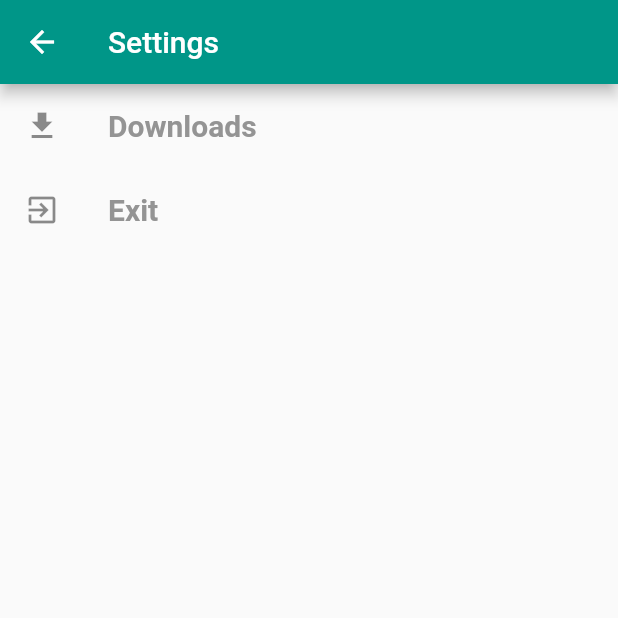
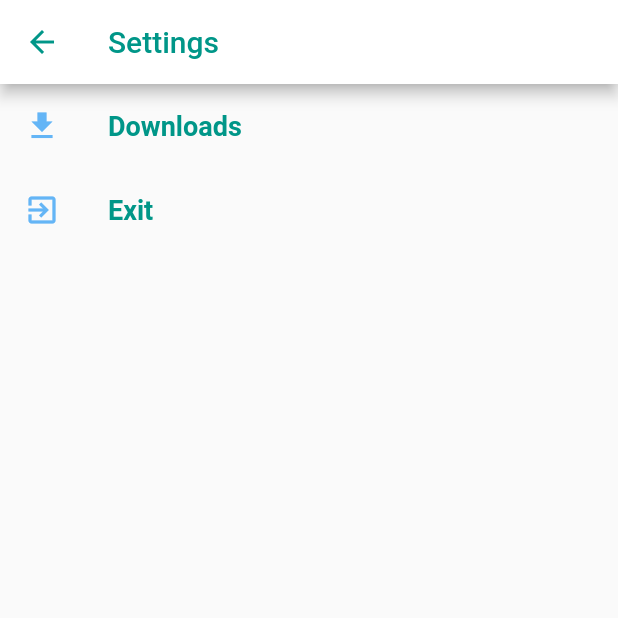
Before and after one commit to jeirf12/app-flutter, a Flutter app: the screen it shows after launch, after a tap on the "menu" icon, on a phone screen of 412 x 824 dp, the top half of it. Run offline on Flutter 3.47's test engine with Material 2 defaults, Android fonts, the phone set to English and light mode, and no system bars; our stand-ins replace gallery_saver; network calls fail.

Commit message:
new styles

```diff
--- a/lib/main.dart
+++ b/lib/main.dart
@@ -1,42 +1,30 @@
 import 'package:example_flutter/templates/home.dart';
 import 'package:flutter/material.dart';
-//TODO --> Implement connection with api youtube for list view videos
-
-String title = "Download Videos";
 
 void main() {
   runApp(const MyApp());
 }
 
 class MyApp extends StatelessWidget {
-  const MyApp({super.key, title});
+  const MyApp({super.key});
 
   // This widget is the root of your application.
   @override
   Widget build(BuildContext context) {
     return MaterialApp(
       debugShowCheckedModeBanner: false,
-      title: title,
+      title: "Download Videos",
       theme: ThemeData(
         appBarTheme: const AppBarTheme(
-          backgroundColor: Colors.teal,
-          foregroundColor: Colors.white,
+          backgroundColor: Colors.white,
+          foregroundColor: Colors.teal,
         ),
         textTheme: const TextTheme(
-          headline1: TextStyle(
+          headline3: TextStyle(
             fontSize: 18.0,
             fontWeight: FontWeight.bold,
-            color: Color(0XDD7C817D),
-          ),
-          headline2: TextStyle(
-            fontSize: 44.0,
-            fontWeight: FontWeight.w700,
-            color: Color(0XFFFFCC00),
-          ),
-          headline3: TextStyle(
-            fontSize: 20.0,
-            fontWeight: FontWeight.bold,
-            color: Color(0XFF949494),
+            // color: Color(0XFF949494),
+            color: Colors.teal,
           ),
         ),
       ),
--- a/lib/templates/home.dart
+++ b/lib/templates/home.dart
@@ -3,6 +3,7 @@ import 'package:example_flutter/models/options.dart';
 import 'package:example_flutter/services/api.dart';
 import 'package:flutter/material.dart';
 import 'dart:convert';
+import 'dart:io';
 
 ApiService apiService = ApiService();
 
@@ -22,13 +23,20 @@ class Home extends StatelessWidget {
         builder: (context) {
           final _optionsWidget = _options.map(
             (element) {
-              return ListTile(
-                title: Text(
-                  element.name,
-                  style: Theme.of(context).textTheme.headline3,
-                ),
-                leading: Icon(element.icon),
-              );
+              return InkWell(
+                  onTap: () {
+                    return;
+                  },
+                  child: ListTile(
+                    title: Text(
+                      element.name,
+                      style: Theme.of(context).textTheme.headline3,
+                    ),
+                    leading: Icon(
+                      element.icon,
+                      color: Colors.blue[300],
+                    ),
+                  ));
             },
           );
           return Scaffold(
```
